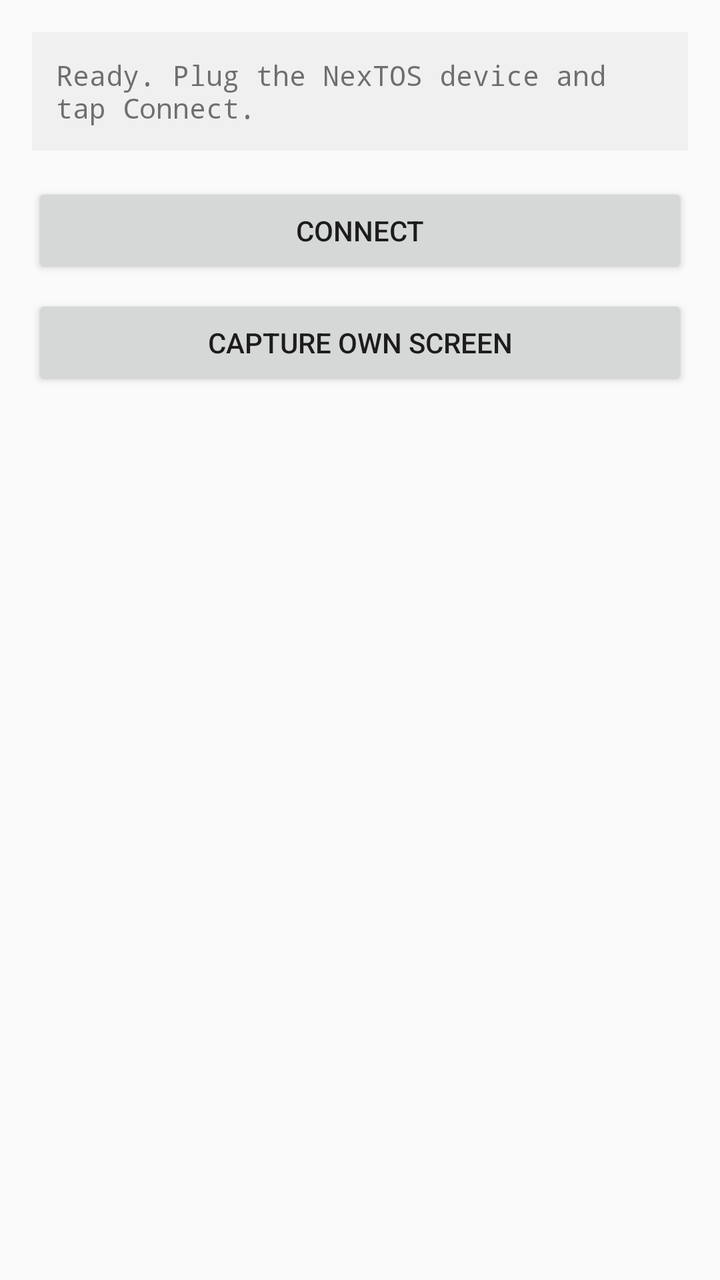
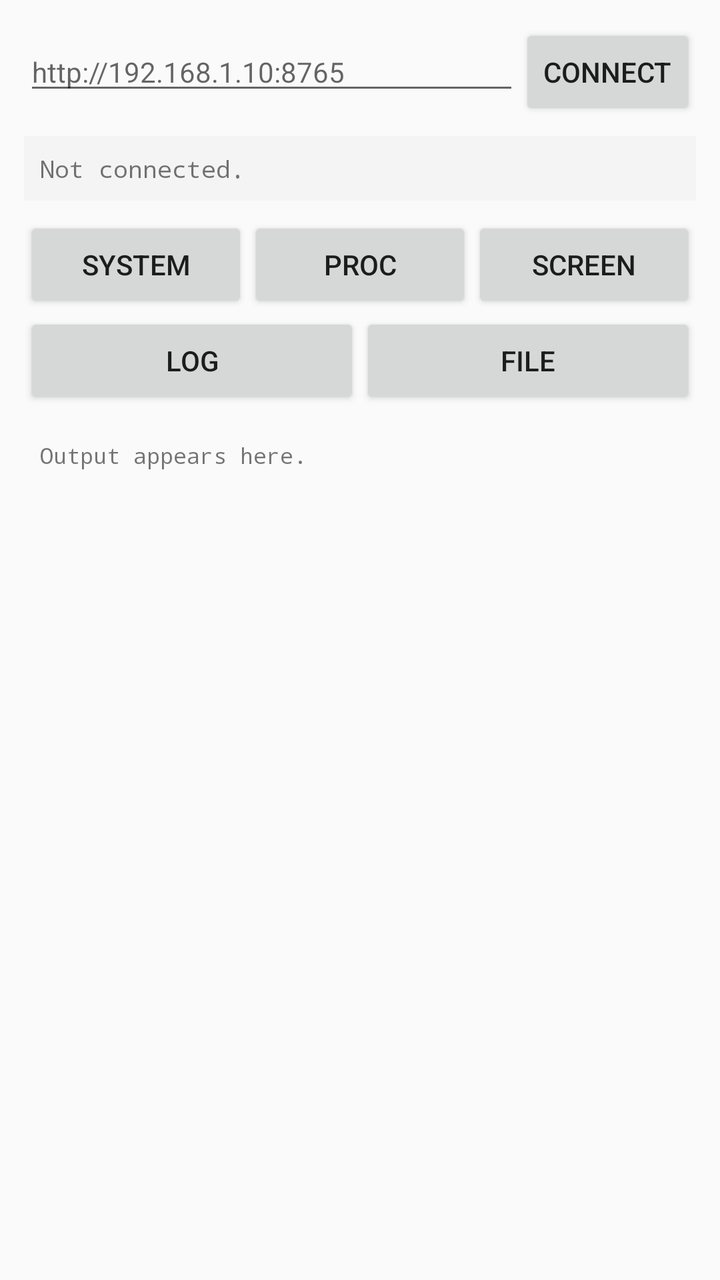

Before-and-after screenshots of an Android layout around one commit, followed by the original layout XML and the change that was made.
<!-- AndroidManifest.xml: application theme Theme.AppCompat.Light.DarkActionBar -->
<!-- res/layout/activity_main.xml -->
<?xml version="1.0" encoding="utf-8"?>
<LinearLayout xmlns:android="http://schemas.android.com/apk/res/android"
    android:layout_width="match_parent"
    android:layout_height="match_parent"
    android:orientation="vertical"
    android:padding="16dp">

    <TextView
        android:id="@+id/status_text"
        android:layout_width="match_parent"
        android:layout_height="wrap_content"
        android:background="#F0F0F0"
        android:fontFamily="monospace"
        android:padding="12dp"
        android:text="@string/initial_status"
        android:textSize="14sp" />

    <Button
        android:id="@+id/connect_button"
        android:layout_width="match_parent"
        android:layout_height="wrap_content"
        android:layout_marginTop="16dp"
        android:text="@string/connect" />

    <Button
        android:id="@+id/capture_button"
        android:layout_width="match_parent"
        android:layout_height="wrap_content"
        android:layout_marginTop="8dp"
        android:text="@string/capture" />

</LinearLayout>
<!-- resources referenced by this layout -->
<resources>
  <string name="capture">Capture own screen</string>
  <string name="connect">Connect</string>
  <string name="initial_status">Ready. Plug the NexTOS device and tap Connect.</string>
</resources>

<!-- the commit's change to res/layout/activity_main.xml (unified diff, before → after) -->
@@ -3,30 +3,119 @@
     android:layout_width="match_parent"
     android:layout_height="match_parent"
     android:orientation="vertical"
-    android:padding="16dp">
+    android:padding="12dp">
 
+    
+    <LinearLayout
+        android:layout_width="match_parent"
+        android:layout_height="wrap_content"
+        android:orientation="horizontal">
+
+        <EditText
+            android:id="@+id/url_input"
+            android:layout_width="0dp"
+            android:layout_height="wrap_content"
+            android:layout_weight="1"
+            android:hint="http://192.168.1.10:8765"
+            android:inputType="textUri"
+            android:textSize="14sp" />
+
+        <Button
+            android:id="@+id/btn_connect"
+            android:layout_width="wrap_content"
+            android:layout_height="wrap_content"
+            android:text="Connect" />
+    </LinearLayout>
+
+    
     <TextView
         android:id="@+id/status_text"
         android:layout_width="match_parent"
         android:layout_height="wrap_content"
-        android:background="#F0F0F0"
+        android:layout_marginTop="8dp"
+        android:background="#F4F4F4"
         android:fontFamily="monospace"
-        android:padding="12dp"
-        android:text="@string/initial_status"
-        android:textSize="14sp" />
+        android:padding="8dp"
+        android:text="Not connected."
+        android:textSize="12sp" />
 
-    <Button
-        android:id="@+id/connect_button"
-        android:layout_width="match_parent"
-        android:layout_height="wrap_content"
-        android:layout_marginTop="16dp"
-        android:text="@string/connect" />
-
-    <Button
-        android:id="@+id/capture_button"
+    
+    <LinearLayout
+        android:id="@+id/action_bar"
         android:layout_width="match_parent"
         android:layout_height="wrap_content"
         android:layout_marginTop="8dp"
-        android:text="@string/capture" />
+        android:orientation="horizontal">
 
+        <Button
+            android:id="@+id/btn_system"
+            android:layout_width="0dp"
+            android:layout_height="wrap_content"
+            android:layout_weight="1"
+            android:text="System" />
+
+        <Button
+            android:id="@+id/btn_processes"
+            android:layout_width="0dp"
+            android:layout_height="wrap_content"
+            android:layout_weight="1"
+            android:text="Proc" />
+
+        <Button
+            android:id="@+id/btn_screenshot"
+            android:layout_width="0dp"
+            android:layout_height="wrap_content"
+            android:layout_weight="1"
+            android:text="Screen" />
+    </LinearLayout>
+
+    <LinearLayout
+        android:layout_width="match_parent"
+        android:layout_height="wrap_content"
+        android:orientation="horizontal">
+
+        <Button
+            android:id="@+id/btn_log"
+            android:layout_width="0dp"
+            android:layout_height="wrap_content"
+            android:layout_weight="1"
+            android:text="Log" />
+
+        <Button
+            android:id="@+id/btn_file"
+            android:layout_width="0dp"
+            android:layout_height="wrap_content"
+            android:layout_weight="1"
+            android:text="File" />
+    </LinearLayout>
+
+    
+    <ImageView
+        android:id="@+id/screenshot_view"
+        android:layout_width="match_parent"
+        android:layout_height="240dp"
+        android:layout_marginTop="8dp"
+        android:adjustViewBounds="true"
+        android:background="#000000"
+        android:contentDescription="Screenshot from PC"
+        android:scaleType="fitCenter"
+        android:visibility="gone" />
+
+    
+    <ScrollView
+        android:layout_width="match_parent"
+        android:layout_height="0dp"
+        android:layout_marginTop="8dp"
+        android:layout_weight="1">
+
+        <TextView
+            android:id="@+id/output_text"
+            android:layout_width="match_parent"
+            android:layout_height="wrap_content"
+            android:background="#FAFAFA"
+            android:fontFamily="monospace"
+            android:padding="8dp"
+            android:text="Output appears here."
+            android:textSize="11sp" />
+    </ScrollView>
 </LinearLayout>
<!-- resource entries referenced after the edit -->
@@ -1,7 +1,5 @@
 <!-- resources referenced by this layout -->
 <resources>
-  <string name="capture">Capture own screen</string>
-  <string name="connect">Connect</string>
-  <string name="initial_status">Ready. Plug the NexTOS device and tap Connect.</string>
+
 </resources>
 
